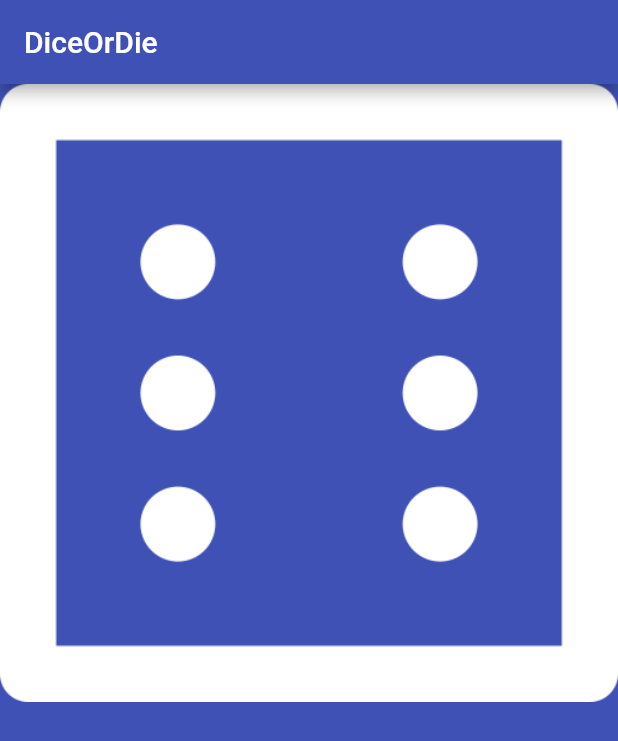
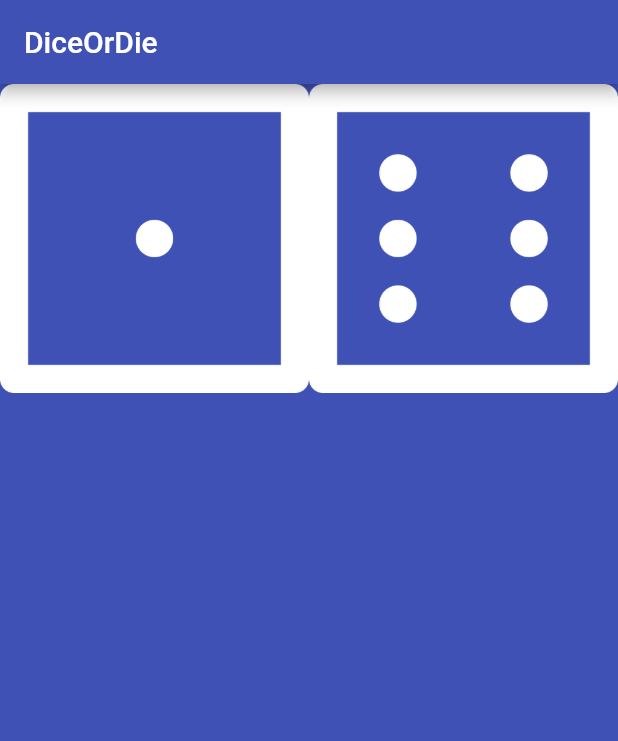
Before and after one commit to FrancaTM/dice-or-die, a Flutter app: the screen it shows after launch, on a phone screen of 412 x 824 dp. Shown: the top 741 px of the screen. Run offline on Flutter 3.47's test engine with Material 2 defaults, Android fonts, the phone set to English and light mode, and no system bars.

Commit message:
Add expanded widgets and images

```diff
--- a/lib/main.dart
+++ b/lib/main.dart
@@ -16,8 +16,15 @@ void main() {
 class DicePage extends StatelessWidget {
   @override
   Widget build(BuildContext context) {
-    return Container(
-      child: Image.asset('images/dice6.png'),
+    return Row(
+      children: <Widget>[
+        Expanded(
+          child: Image.asset('images/dice1.png'),
+        ),
+        Expanded(
+          child: Image.asset('images/dice6.png'),
+        ),
+      ],
     );
   }
 }
```
